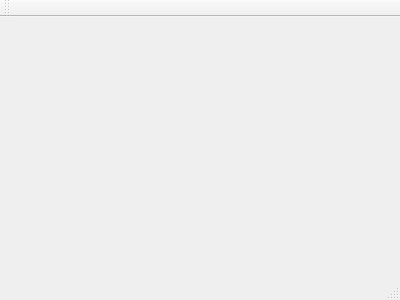
Old version of the form distractor/mainwindow.ui in the repository sadmansk/Distractor.
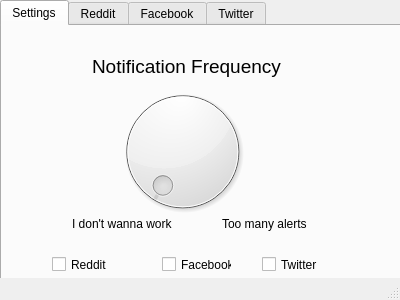
New version of the form.

Diff of the .ui file:
```diff
--- a/distractor/mainwindow.ui
+++ b/distractor/mainwindow.ui
@@ -12,13 +12,137 @@
   <property name="windowTitle" >
    <string>MainWindow</string>
   </property>
-  <widget class="QMenuBar" name="menuBar" />
-  <widget class="QToolBar" name="mainToolBar" />
-  <widget class="QWidget" name="centralWidget" />
-  <widget class="QStatusBar" name="statusBar" />
+  <widget class="QWidget" name="centralWidget">
+   <widget class="QTabWidget" name="tabWidget">
+    <property name="geometry">
+     <rect>
+      <x>0</x>
+      <y>0</y>
+      <width>411</width>
+      <height>301</height>
+     </rect>
+    </property>
+    <property name="currentIndex">
+     <number>0</number>
+    </property>
+    <widget class="QWidget" name="tab_1">
+     <attribute name="title">
+      <string>Settings</string>
+     </attribute>
+     <widget class="QDial" name="dial">
+      <property name="geometry">
+       <rect>
+        <x>110</x>
+        <y>50</y>
+        <width>141</width>
+        <height>151</height>
+       </rect>
+      </property>
+     </widget>
+     <widget class="QLabel" name="label">
+      <property name="geometry">
+       <rect>
+        <x>90</x>
+        <y>20</y>
+        <width>201</width>
+        <height>41</height>
+       </rect>
+      </property>
+      <property name="font">
+       <font>
+        <pointsize>14</pointsize>
+       </font>
+      </property>
+      <property name="text">
+       <string>Notification Frequency</string>
+      </property>
+     </widget>
+     <widget class="QCheckBox" name="checkBox">
+      <property name="geometry">
+       <rect>
+        <x>50</x>
+        <y>230</y>
+        <width>70</width>
+        <height>17</height>
+       </rect>
+      </property>
+      <property name="text">
+       <string>Reddit</string>
+      </property>
+     </widget>
+     <widget class="QCheckBox" name="checkBox_2">
+      <property name="geometry">
+       <rect>
+        <x>160</x>
+        <y>230</y>
+        <width>70</width>
+        <height>17</height>
+       </rect>
+      </property>
+      <property name="text">
+       <string>Facebook</string>
+      </property>
+     </widget>
+     <widget class="QCheckBox" name="checkBox_3">
+      <property name="geometry">
+       <rect>
+        <x>260</x>
+        <y>230</y>
+        <width>70</width>
+        <height>17</height>
+       </rect>
+      </property>
+      <property name="text">
+       <string>Twitter</string>
+      </property>
+     </widget>
+     <widget class="QLabel" name="label_2">
+      <property name="geometry">
+       <rect>
+        <x>70</x>
+        <y>190</y>
+        <width>111</width>
+        <height>16</height>
+       </rect>
+      </property>
+      <property name="text">
+       <string>I don't wanna work</string>
+      </property>
+     </widget>
+     <widget class="QLabel" name="label_3">
+      <property name="geometry">
+       <rect>
+        <x>220</x>
+        <y>190</y>
+        <width>91</width>
+        <height>16</height>
+       </rect>
+      </property>
+      <property name="text">
+       <string>Too many alerts</string>
+      </property>
+     </widget>
+    </widget>
+    <widget class="QWidget" name="tab_2">
+     <attribute name="title">
+      <string>Reddit</string>
+     </attribute>
+    </widget>
+    <widget class="QWidget" name="tab_3">
+     <attribute name="title">
+      <string>Facebook</string>
+     </attribute>
+    </widget>
+    <widget class="QWidget" name="tab_4">
+     <attribute name="title">
+      <string>Twitter</string>
+     </attribute>
+    </widget>
+   </widget>
+  </widget>
+  <widget class="QStatusBar" name="statusBar"/>
  </widget>
- <layoutDefault spacing="6" margin="11" />
- <pixmapfunction></pixmapfunction>
+ <layoutdefault spacing="6" margin="11"/>
  <resources/>
  <connections/>
 </ui>
```
Left out of the diff: 7 changed lines with no effect on the pictures.
